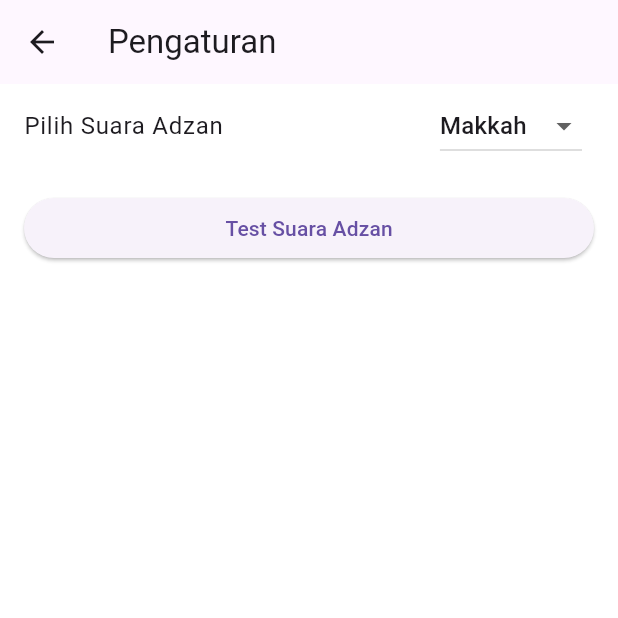
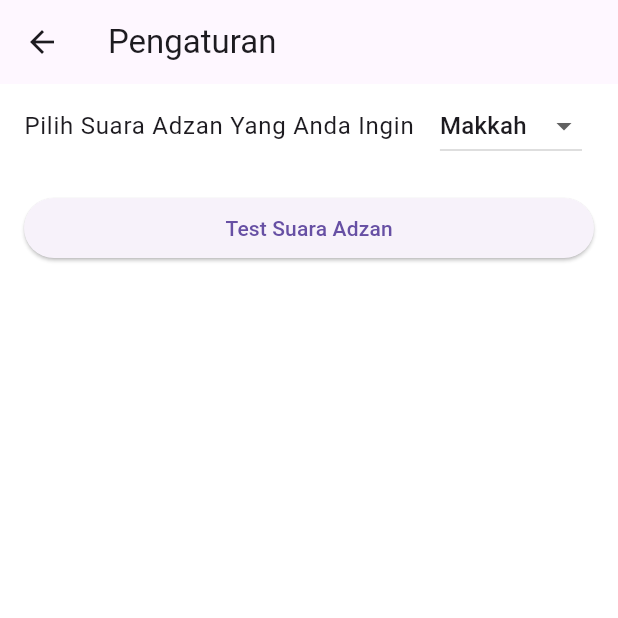
Before and after one commit to Andigunawan-ag/prayer_reminder, a Flutter app: the screen it shows after launch, after a tap on the "settings" icon, on a phone screen of 412 x 824 dp, the top half of it. Run offline on Flutter 3.47's test engine with Material 3 defaults, Android fonts, the phone set to English and light mode, and no system bars; our stand-ins replace audioplayers, flutter_compass, flutter_local_notifications, geolocator, logger, shared_preferences and 1 more.

Commit message:
pengingat adzan

```diff
--- a/lib/screens/settings_screen.dart
+++ b/lib/screens/settings_screen.dart
@@ -60,7 +60,7 @@ class _SettingsScreenState extends State<SettingsScreen> {
       body: ListView(
         children: [
           ListTile(
-            title: const Text('Pilih Suara Adzan'),
+            title: const Text('Pilih Suara Adzan Yang Anda Ingin'),
             trailing: DropdownButton<String>(
               value: selectedAdhan,
               items: adhanOptions.map((String value) {
```
